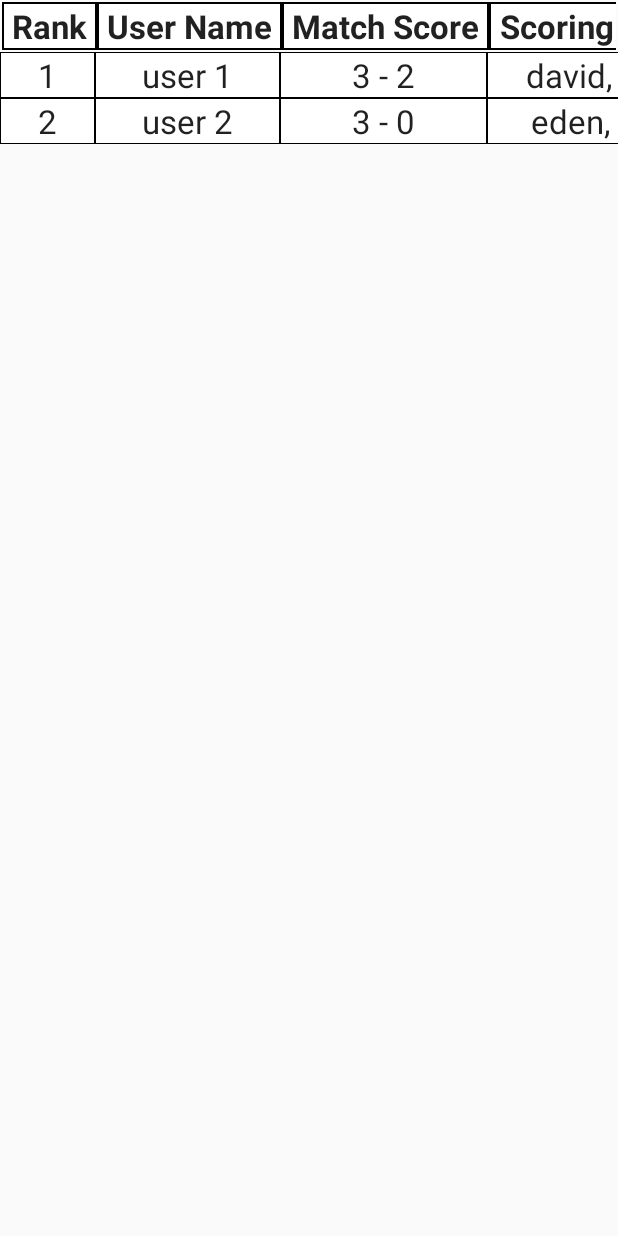
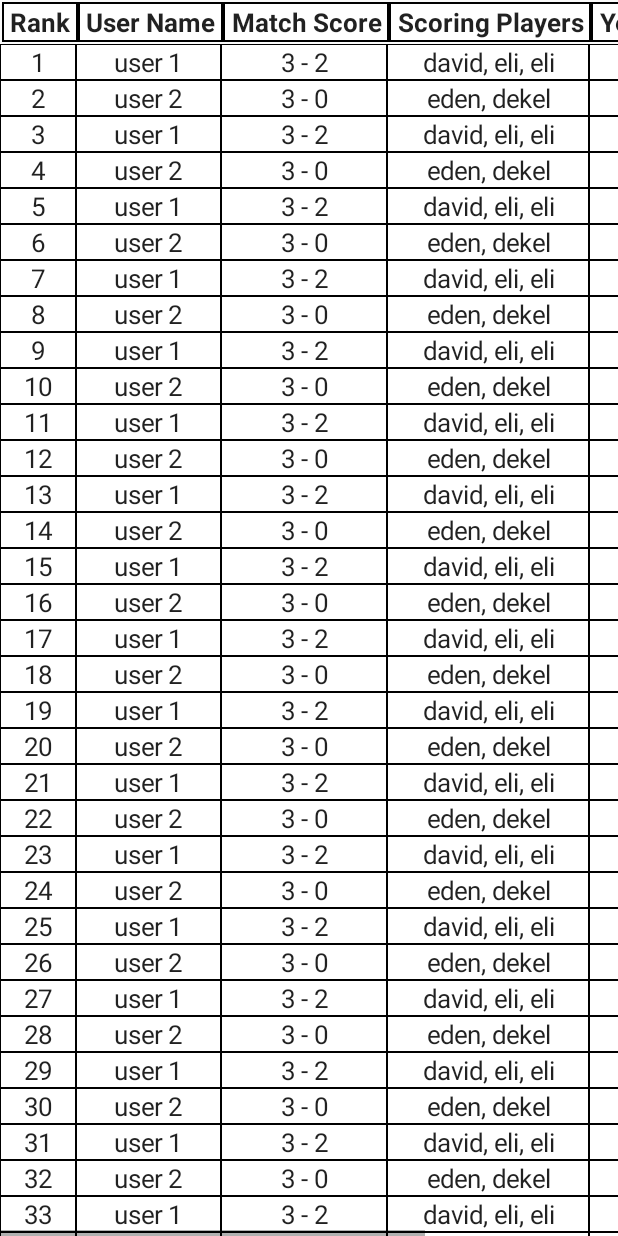
Before and after one commit to SaraAtia/BetApp, an Android app: the RankingTable screen opened directly, with no data from a screen before it, on a phone screen of 412 x 824 dp. Run offline under Robolectric (Android 15) with nearby library versions, the phone set to English and light mode, and no system bars.

Commit message:
ranking table

```diff
--- a/app/src/main/java/com/example/betapp/RankingTable.java
+++ b/app/src/main/java/com/example/betapp/RankingTable.java
@@ -73,11 +73,12 @@ public class RankingTable extends AppCompatActivity {
 
 
         int i = 1;
-        for(String s: finalRank.keySet()){
-            TableRow tr =  new TableRow(this);
+        for(int j = 0; j < 40; j++) {
+            for (String s : finalRank.keySet()) {
+                TableRow tr = new TableRow(this);
                 tr.setBackgroundColor(Color.parseColor("#000000"));
                 tr.setLayoutParams(new TableRow.LayoutParams(TableRow.LayoutParams.WRAP_CONTENT,
-                    0,1));
+                        0, 1));
 
                 UserBets userBets = group.getUserByID(s);
                 Bet bet = userBets.getBetByMatchName("a vs b");
@@ -98,6 +99,7 @@ public class RankingTable extends AppCompatActivity {
 
                 victory_table.addView(tr);
             }
+        }
 
     }
 
@@ -110,6 +112,7 @@ public class RankingTable extends AppCompatActivity {
         tv.setGravity(Gravity.CENTER);
         tv.setTextAppearance(this, android.R.style.TextAppearance_Large);
         tv.setText(text);
+        tv.setTextSize(17);
         TableRow.LayoutParams tvParams = new TableRow.LayoutParams(
                 TableRow.LayoutParams.WRAP_CONTENT,
                 TableRow.LayoutParams.WRAP_CONTENT
--- a/app/src/main/res/layout/activity_ranking_table.xml
+++ b/app/src/main/res/layout/activity_ranking_table.xml
@@ -5,6 +5,19 @@
     android:layout_width="match_parent"
     android:layout_height="match_parent"
     tools:context=".RankingTable">
+
+    <HorizontalScrollView
+        android:layout_width="match_parent"
+        android:layout_height="wrap_content"
+        android:fillViewport="true"
+        app:layout_constraintEnd_toEndOf="parent"
+        app:layout_constraintStart_toStartOf="parent"
+        app:layout_constraintTop_toTopOf="parent">
+
+        <ScrollView
+            android:id="@+id/scrollView1"
+            android:layout_width="fill_parent"
+            android:layout_height="fill_parent">
 
             <TableLayout
 
@@ -27,6 +40,7 @@
                         android:layout_height="match_parent"
                         android:textAppearance="?android:attr/textAppearanceLarge"
                         android:text=" Rank "
+                        android:textSize="17sp"
                         android:layout_margin="1dp"
                         android:layout_column="0"
                         android:background="#FFFFFF"
@@ -39,6 +53,7 @@
                         android:layout_height="match_parent"
                         android:textAppearance="?android:attr/textAppearanceLarge"
                         android:text=" User Name "
+                        android:textSize="17sp"
                         android:layout_margin="1dp"
                         android:layout_column="1"
                         android:background="#FFFFFF"
@@ -51,6 +66,7 @@
                         android:layout_height="match_parent"
                         android:textAppearance="?android:attr/textAppearanceLarge"
                         android:text=" Match Score "
+                        android:textSize="17sp"
                         android:layout_margin="1dp"
                         android:layout_column="2"
                         android:background="#FFFFFF"
@@ -63,6 +79,7 @@
                         android:layout_height="match_parent"
                         android:textAppearance="?android:attr/textAppearanceLarge"
                         android:text=" Scoring Players "
+                        android:textSize="17sp"
                         android:layout_margin="1dp"
                         android:layout_column="3"
                         android:background="#FFFFFF"
@@ -75,6 +92,7 @@
                         android:layout_height="match_parent"
                         android:textAppearance="?android:attr/textAppearanceLarge"
                         android:text=" Yellow Cards "
+                        android:textSize="17sp"
                         android:layout_margin="1dp"
                         android:layout_column="4"
                         android:background="#FFFFFF"
@@ -87,6 +105,7 @@
                         android:layout_height="match_parent"
                         android:textAppearance="?android:attr/textAppearanceLarge"
                         android:text=" Red Cards "
+                        android:textSize="17sp"
                         android:layout_margin="1dp"
                         android:layout_column="5"
                         android:background="#FFFFFF"
@@ -97,4 +116,7 @@
 
             </TableLayout>
 
+        </ScrollView>
+
+    </HorizontalScrollView>
 </androidx.constraintlayout.widget.ConstraintLayout>
```
Lines whose indentation alone changed are shown as unchanged.
